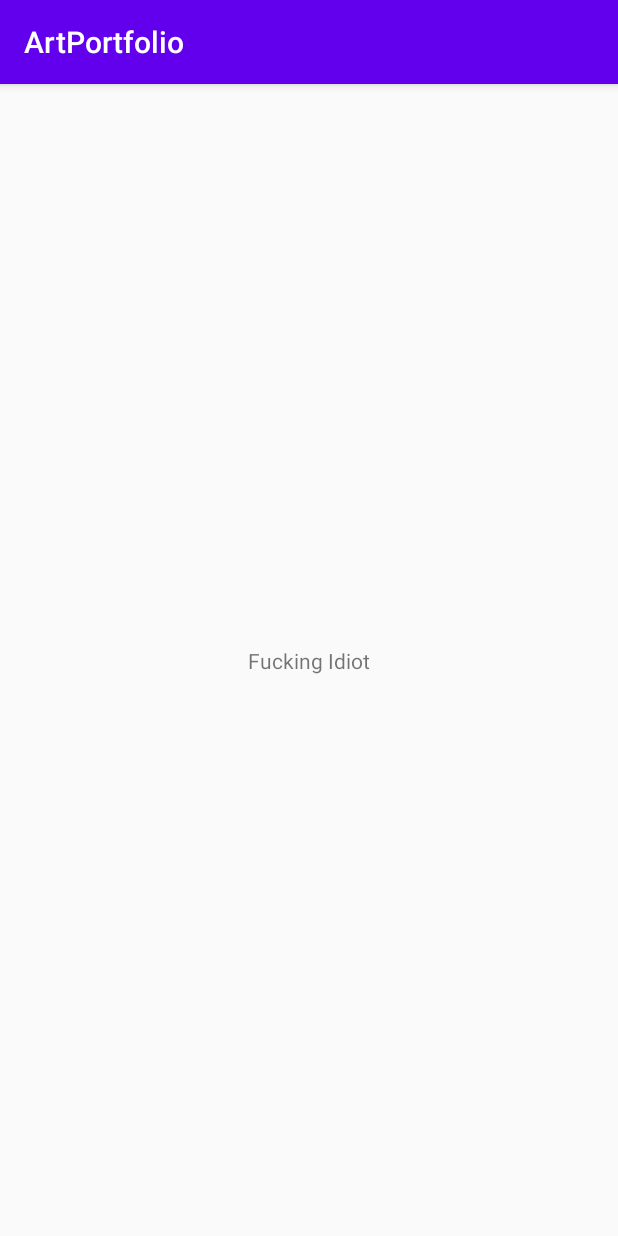
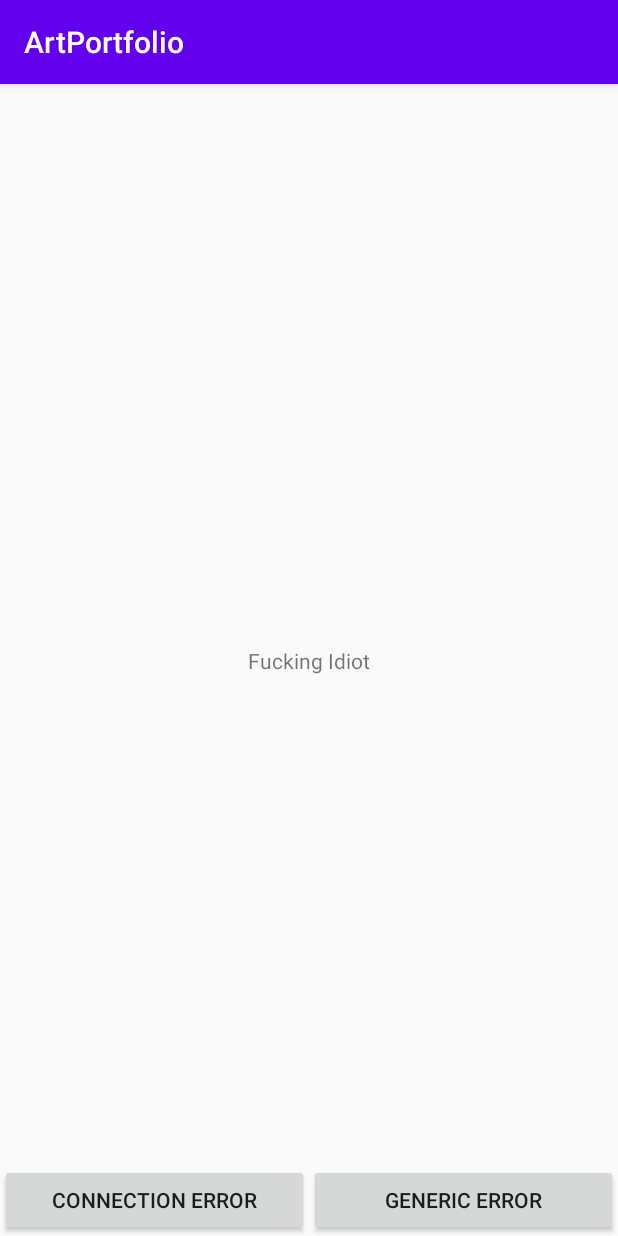
Before and after one commit to XavisaurusRex/artportfolio, an Android app: the screen it shows after launch (MainActivity before the commit, ArtworksActivity after it), on a phone screen of 412 x 824 dp. Run offline under Robolectric (Android 15) with nearby library versions, the phone set to English and light mode, and no system bars; our stand-ins replace Dagger/Hilt's generated code.

Commit message:
error handling bases created and provided

```diff
--- a/app/src/main/AndroidManifest.xml
+++ b/app/src/main/AndroidManifest.xml
@@ -13,7 +13,7 @@
         android:roundIcon="@mipmap/ic_launcher_round"
         android:supportsRtl="true"
         android:theme="@style/AppTheme">
-        <activity android:name=".MainActivity">
+        <activity android:name=".ArtworksActivity">
             <intent-filter>
                 <action android:name="android.intent.action.MAIN" />
                 <category android:name="android.intent.category.LAUNCHER" />
--- /dev/null
+++ b/app/src/main/java/cat/devsofthecoast/artporfolio/ArtworksActivity.java
@@ -0,0 +1,59 @@
+package cat.devsofthecoast.artporfolio;
+
+import android.view.View;
+import android.widget.TextView;
+
+import javax.inject.Inject;
+
+import cat.devsofthecoast.artporfolio.bases.BaseActivity;
+import cat.devsofthecoast.artporfolio.dagger.ArtComponent;
+import cat.devsofthecoast.artporfolio.utils.StringUtils;
+
+public class ArtworksActivity extends BaseActivity {
+
+    @Inject StringUtils stringUtils;
+    private TextView tvMainContent;
+    private TextView btnConnectionError;
+    private TextView btnGenericError;
+
+    @Override
+    protected void injectView(ArtComponent artComponent) {
+        artComponent.inject(this);
+    }
+
+    @Override
+    protected int getContentLayout() {
+        return R.layout.activity_artworks;
+    }
+
+    @Override
+    protected void bindViews() {
+        tvMainContent = findViewById(R.id.tvMainContent);
+        btnConnectionError = findViewById(R.id.btnConnectionError);
+        btnGenericError = findViewById(R.id.btnGenericError);
+    }
+
+    @Override
+    protected void initViews() {
+        tvMainContent.setText(stringUtils.insultMe());
+        btnConnectionError.setOnClickListener(new View.OnClickListener() {
+            @Override
+            public void onClick(View v) {
+                showNoConnectionError();
+            }
+        });
+        btnGenericError.setOnClickListener(new View.OnClickListener() {
+            @Override
+            public void onClick(View v) {
+                showGenericError(stringUtils.insultMe());
+            }
+        });
+        btnGenericError.setOnLongClickListener(new View.OnLongClickListener() {
+            @Override
+            public boolean onLongClick(View v) {
+                showGenericError(null);
+                return false;
+            }
+        });
+    }
+}
--- a/app/src/main/java/cat/devsofthecoast/artporfolio/MainActivity.java
+++ /dev/null
@@ -1,30 +0,0 @@
-package cat.devsofthecoast.artporfolio;
-
-import android.os.Bundle;
-import android.widget.TextView;
-
-import androidx.appcompat.app.AppCompatActivity;
-
-import javax.inject.Inject;
-
-import cat.devsofthecoast.artporfolio.dagger.ArtApplication;
-import cat.devsofthecoast.artporfolio.utils.StringUtils;
-
-public class MainActivity extends AppCompatActivity {
-
-    @Inject StringUtils stringUtils;
-    private TextView tvMainContent;
-
-    @Override
-    protected void onCreate(Bundle savedInstanceState) {
-        super.onCreate(savedInstanceState);
-        setContentView(R.layout.activity_main);
-
-        // dependency injection
-        ((ArtApplication) getApplication()).getAppComponent().inject(this);
-
-        tvMainContent = findViewById(R.id.tvMainContent);
-
-        tvMainContent.setText(stringUtils.insultMe());
-    }
-}
--- /dev/null
+++ b/app/src/main/java/cat/devsofthecoast/artporfolio/bases/BaseActivity.java
@@ -0,0 +1,59 @@
+package cat.devsofthecoast.artporfolio.bases;
+import android.os.Bundle;
+
+import androidx.annotation.Nullable;
+import androidx.appcompat.app.AppCompatActivity;
+
+import javax.inject.Inject;
+
+import cat.devsofthecoast.artporfolio.bases.dialogs.ErrorHandling;
+import cat.devsofthecoast.artporfolio.dagger.ArtApplication;
+import cat.devsofthecoast.artporfolio.dagger.ArtComponent;
+
+public abstract class BaseActivity extends AppCompatActivity implements ErrorTrait {
+
+    @Inject ErrorHandling errorHandler;
+
+    @Override
+    protected void onCreate(Bundle savedInstanceState) {
+        super.onCreate(savedInstanceState);
+        setContentView(getContentLayout());
+        initDagger();
+        bindViews();
+        initViews();
+        initPresenter();
+        fetchData();
+    }
+
+    protected void initDagger() {
+        injectView(((ArtApplication) getApplication()).getArtComponent());
+    }
+
+    protected abstract int getContentLayout();
+
+    protected abstract void bindViews();
+
+    protected abstract void initViews();
+
+    protected void initPresenter() {
+        // no op
+    }
+
+    protected void fetchData() {
+        // no op
+    }
+
+    protected void injectView(ArtComponent artComponent) {
+        artComponent.inject(this);
+    }
+
+    @Override
+    public void showGenericError(@Nullable String errorMessage) {
+        errorHandler.showGenericError(getSupportFragmentManager(), errorMessage);
+    }
+
+    @Override
+    public void showNoConnectionError() {
+        errorHandler.showNoConnectionError(getSupportFragmentManager());
+    }
+}
--- /dev/null
+++ b/app/src/main/java/cat/devsofthecoast/artporfolio/bases/ErrorTrait.java
@@ -0,0 +1,10 @@
+package cat.devsofthecoast.artporfolio.bases;
+import androidx.annotation.Nullable;
+
+public interface ErrorTrait {
+
+    void showGenericError(@Nullable String errorMessage);
+
+    void showNoConnectionError();
+
+}
--- /dev/null
+++ b/app/src/main/java/cat/devsofthecoast/artporfolio/bases/exceptions/ArtAppException.java
@@ -0,0 +1,3 @@
+package cat.devsofthecoast.artporfolio.bases.exceptions;
+public class ArtAppException extends Exception {
+}
--- /dev/null
+++ b/app/src/main/java/cat/devsofthecoast/artporfolio/bases/exceptions/NoConnectionException.java
@@ -0,0 +1,3 @@
+package cat.devsofthecoast.artporfolio.bases.exceptions;
+public class NoConnectionException extends ArtAppException {
+}
--- a/app/src/main/java/cat/devsofthecoast/artporfolio/dagger/AppComponent.java
+++ /dev/null
@@ -1,12 +0,0 @@
-package cat.devsofthecoast.artporfolio.dagger;
-
-import javax.inject.Singleton;
-
-import cat.devsofthecoast.artporfolio.MainActivity;
-import dagger.Component;
-
-@Singleton
-@Component(modules = {UseCaseModule.class, MapperModule.class, UtilsModule.class})
-public interface AppComponent {
-    void inject(MainActivity mainActivity);
-}
--- a/app/src/main/java/cat/devsofthecoast/artporfolio/dagger/ArtApplication.java
+++ b/app/src/main/java/cat/devsofthecoast/artporfolio/dagger/ArtApplication.java
@@ -3,15 +3,15 @@ import android.app.Application;
 
 public class ArtApplication extends Application {
 
-    private AppComponent appComponent;
+    private ArtComponent artComponent;
 
     @Override
     public void onCreate() {
         super.onCreate();
-        appComponent = DaggerAppComponent.create();
+        artComponent = DaggerArtComponent.create();
     }
 
-    public AppComponent getAppComponent() {
-        return appComponent;
+    public ArtComponent getArtComponent() {
+        return artComponent;
     }
 }
--- /dev/null
+++ b/app/src/main/java/cat/devsofthecoast/artporfolio/dagger/ArtComponent.java
@@ -0,0 +1,16 @@
+package cat.devsofthecoast.artporfolio.dagger;
+
+import javax.inject.Singleton;
+
+import cat.devsofthecoast.artporfolio.ArtworksActivity;
+import cat.devsofthecoast.artporfolio.bases.BaseActivity;
+import dagger.Component;
+
+@Singleton
+@Component(modules = {UseCaseModule.class, MapperModule.class, UtilsModule.class})
+public interface ArtComponent {
+    void inject(BaseActivity baseActivity);
+
+    void inject(ArtworksActivity artworksActivity);
+
+}
--- a/app/src/main/java/cat/devsofthecoast/artporfolio/dagger/UtilsModule.java
+++ b/app/src/main/java/cat/devsofthecoast/artporfolio/dagger/UtilsModule.java
@@ -1,4 +1,5 @@
 package cat.devsofthecoast.artporfolio.dagger;
+import cat.devsofthecoast.artporfolio.bases.dialogs.ErrorHandling;
 import cat.devsofthecoast.artporfolio.utils.StringUtils;
 import dagger.Module;
 import dagger.Provides;
@@ -10,4 +11,9 @@ public class UtilsModule {
     public StringUtils provideStringUtils() {
         return new StringUtils();
     }
+
+    @Provides
+    public ErrorHandling provideErrorHandling() {
+        return new ErrorHandling();
+    }
 }
--- /dev/null
+++ b/app/src/main/res/layout/activity_artworks.xml
@@ -0,0 +1,35 @@
+<?xml version="1.0" encoding="utf-8"?>
+<androidx.constraintlayout.widget.ConstraintLayout xmlns:android="http://schemas.android.com/apk/res/android"
+    xmlns:app="http://schemas.android.com/apk/res-auto"
+    xmlns:tools="http://schemas.android.com/tools"
+    android:layout_width="match_parent"
+    android:layout_height="match_parent"
+    tools:context=".ArtworksActivity">
+
+    <TextView
+        android:id="@+id/tvMainContent"
+        android:layout_width="wrap_content"
+        android:layout_height="wrap_content"
+        android:text="Hello World!"
+        app:layout_constraintBottom_toBottomOf="parent"
+        app:layout_constraintLeft_toLeftOf="parent"
+        app:layout_constraintRight_toRightOf="parent"
+        app:layout_constraintTop_toTopOf="parent" />
+
+    <androidx.appcompat.widget.AppCompatButton
+        android:id="@+id/btnConnectionError"
+        android:layout_width="0dp"
+        android:layout_height="wrap_content"
+        android:text="Connection Error"
+        app:layout_constraintBottom_toBottomOf="parent"
+        app:layout_constraintEnd_toStartOf="@id/btnGenericError"
+        app:layout_constraintStart_toStartOf="parent"/>
+    <androidx.appcompat.widget.AppCompatButton
+        android:id="@+id/btnGenericError"
+        android:layout_width="0dp"
+        android:layout_height="wrap_content"
+        android:text="Generic Error"
+        app:layout_constraintStart_toEndOf="@id/btnConnectionError"
+        app:layout_constraintEnd_toEndOf="parent"
+        app:layout_constraintBottom_toBottomOf="parent"/>
+</androidx.constraintlayout.widget.ConstraintLayout>
```
Also changed, not shown: app/src/main/java/cat/devsofthecoast/artporfolio/bases/dialogs/ErrorHandling.java (added, +14 -0 lines), app/src/main/java/cat/devsofthecoast/artporfolio/bases/dialogs/GenericErrorDialogFragment.java (added, +54 -0 lines), app/src/main/java/cat/devsofthecoast/artporfolio/bases/dialogs/NoConnectionDialogFragment.java (added, +24 -0 lines), app/src/main/res/layout/dialogfragment_generic_error.xml (renamed from app/src/main/res/layout/activity_main.xml, +6 -5 lines), app/src/main/res/layout/dialogfragment_no_connection_error.xml (added, +18 -0 lines).
